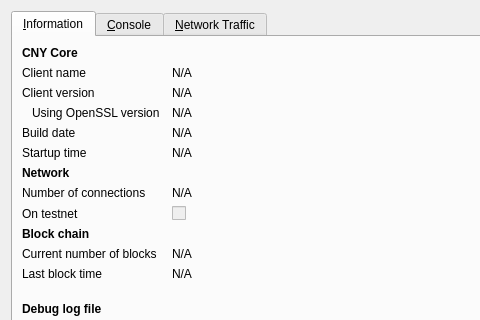
Qt form src/qt/forms/rpcconsole.ui (biz2013/AXFunds) before a commit; both pictures show x 0 to 480 and y 0 to 320 of the 740 by 450 pixel window.
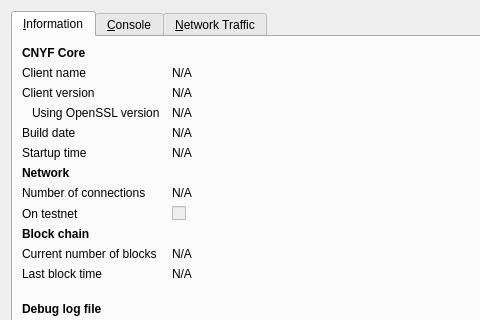
The same form after that commit. Icons and pictures are not drawn. Custom widgets are drawn as their Qt base class.

Commit message: update wallet & name to CNYF

Diff of the .ui file:
```diff
--- a/src/qt/forms/rpcconsole.ui
+++ b/src/qt/forms/rpcconsole.ui
@@ -36,7 +36,7 @@
           </font>
          </property>
          <property name="text">
-          <string>CNY Core</string>
+          <string>CNYF Core</string>
          </property>
         </widget>
        </item>
```
Left out of the diff: 6 changed lines with no effect on the pictures. The commit also changes 30 other files.
